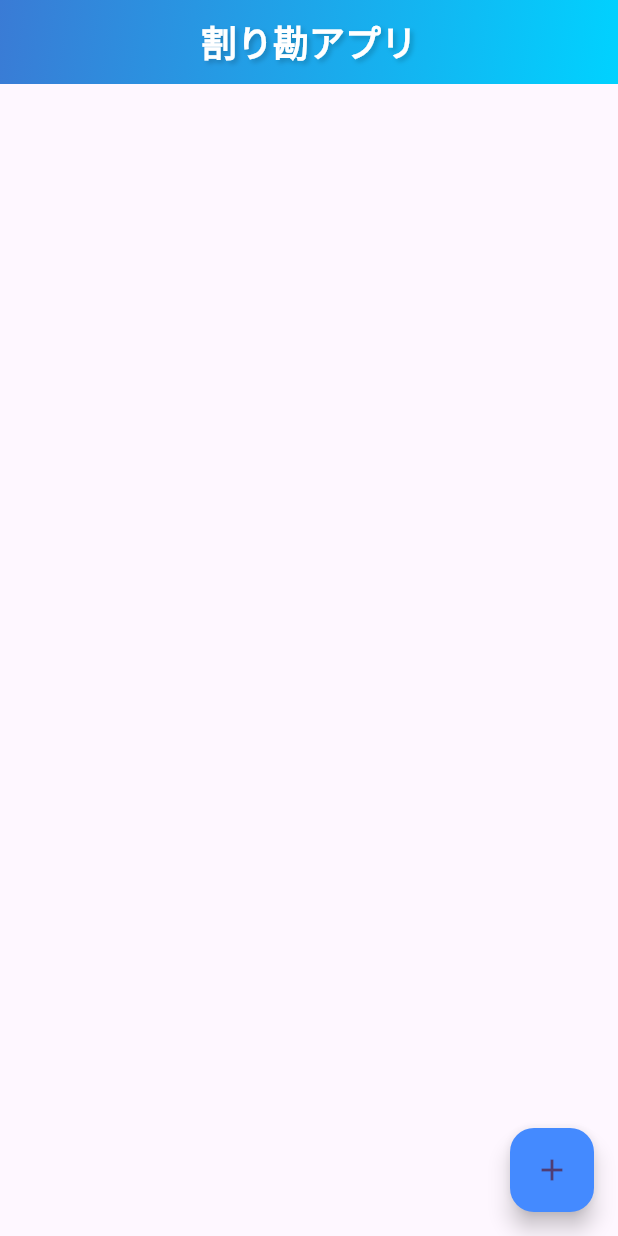
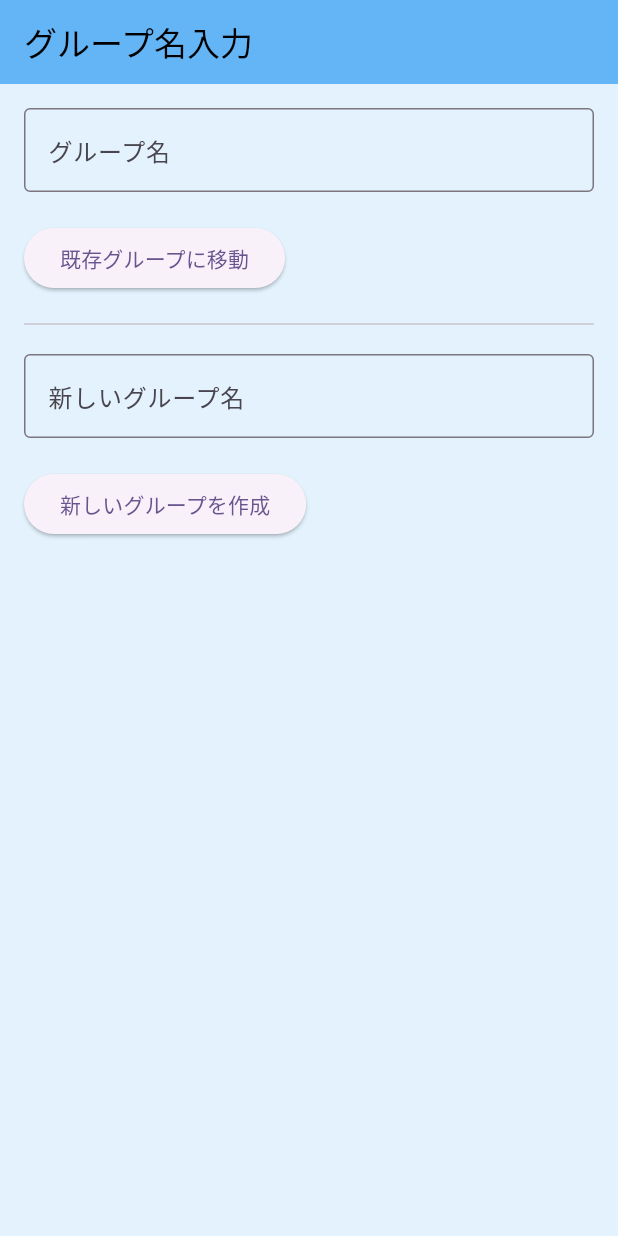
Before and after one commit to mrmmm0128/minwari, a Flutter app: the screen it shows after launch, on a phone screen of 412 x 824 dp. Run offline on Flutter 3.47's test engine with Material 3 defaults, Android fonts, the phone set to English and light mode, and no system bars; our stand-ins replace cloud_firestore, firebase_core; accounts and stored records are empty.

Commit message:
グループ分け

```diff
--- a/Study_Flutter_FireBase/lib/main.dart
+++ b/Study_Flutter_FireBase/lib/main.dart
@@ -1,6 +1,7 @@
 import 'package:firebase_core/firebase_core.dart';
 import 'package:flutter/material.dart';
 import 'package:study_flutter_firebase/firebase_options.dart';
+import 'package:study_flutter_firebase/pages/input_collection.dart';
 import 'package:study_flutter_firebase/pages/top_page.dart';
 
 void main() async{
@@ -16,12 +17,12 @@ class MyApp extends StatelessWidget {
   @override
   Widget build(BuildContext context) {
     return MaterialApp(
-      title: 'Flutter Demo',
+      title: "割り立てpay",
       theme: ThemeData(
         colorScheme: ColorScheme.fromSeed(seedColor: Colors.deepPurple),
         useMaterial3: true,
       ),
-      home: const MyHomePage(title: 'Flutter Demo Home Page'),
+      home: const CollectionInputPage(),
     );
   }
 }
--- /dev/null
+++ b/Study_Flutter_FireBase/lib/pages/input_collection.dart
@@ -0,0 +1,101 @@
+import 'package:flutter/material.dart';
+import 'package:cloud_firestore/cloud_firestore.dart';
+import 'package:study_flutter_firebase/pages/add_memo_page.dart';
+import 'package:study_flutter_firebase/pages/top_page.dart';
+
+
+class CollectionInputPage extends StatefulWidget {
+  const CollectionInputPage({super.key});
+
+  @override
+  _CollectionInputPageState createState() => _CollectionInputPageState();
+}
+
+class _CollectionInputPageState extends State<CollectionInputPage> {
+  final TextEditingController _controller = TextEditingController();
+  final TextEditingController _newGroupController = TextEditingController();
+
+  void _navigateToNextPage(String collectionName) {
+    if (collectionName.isNotEmpty) {
+      Navigator.push(
+        context,
+        MaterialPageRoute(
+          builder: (context) => MyHomePage(collectionName: collectionName),
+        ),
+      );
+    } else {
+      ScaffoldMessenger.of(context).showSnackBar(
+        const SnackBar(content: Text('グループ名を入力してください')),
+      );
+    }
+  }
+
+  void _createNewGroupAndNavigate(String groupName) async {
+    if (groupName.isNotEmpty) {
+
+      Navigator.push(
+        context,
+        MaterialPageRoute(
+          builder: (context) => AddMemoPage(collectionName: groupName),
+        ),
+      );
+
+      ScaffoldMessenger.of(context).showSnackBar(
+        const SnackBar(content: Text('新しいグループが作成されました')),
+      );
+    } else {
+      ScaffoldMessenger.of(context).showSnackBar(
+        const SnackBar(content: Text('新しいグループ名を入力してください')),
+      );
+    }
+  }
+
+  @override
+  Widget build(BuildContext context) {
+    return Scaffold(
+      appBar: AppBar(
+        title: const Text("グループ名入力"),
+        backgroundColor: Colors.blue.shade300,
+        foregroundColor: Colors.black,
+        elevation: 0,
+      ),
+      body: Padding(
+        padding: const EdgeInsets.all(16.0),
+        child: Column(
+          crossAxisAlignment: CrossAxisAlignment.start,
+          children: [
+            TextField(
+              controller: _controller,
+              decoration: const InputDecoration(
+                labelText: 'グループ名',
+                border: OutlineInputBorder(),
+              ),
+            ),
+            const SizedBox(height: 20),
+            ElevatedButton(
+              onPressed: () => _navigateToNextPage(_controller.text),
+              child: const Text('既存グループに移動'),
+            ),
+            const Divider(height: 40),
+            TextField(
+              controller: _newGroupController,
+              decoration: const InputDecoration(
+                labelText: '新しいグループ名',
+                border: OutlineInputBorder(),
+              ),
+            ),
+            const SizedBox(height: 20),
+            ElevatedButton(
+              onPressed: () => _createNewGroupAndNavigate(_newGroupController.text),
+              child: const Text('新しいグループを作成'),
+            ),
+          ],
+        ),
+      ),
+      backgroundColor: Colors.blue.shade50,
+    );
+  }
+}
+
+class NewAddMemoPage {
+}
--- a/Study_Flutter_FireBase/lib/pages/show_history_page.dart
+++ b/Study_Flutter_FireBase/lib/pages/show_history_page.dart
@@ -4,11 +4,13 @@ import 'package:cloud_firestore/cloud_firestore.dart';
 class PaymentHistoryPage extends StatefulWidget {
   final Map<String, List<Map<String, dynamic>>> amounts;
   final String travelId;
+  final String collectionName;
 
   const PaymentHistoryPage({
     Key? key,
     required this.amounts,
     required this.travelId,
+    required this.collectionName,
   }) : super(key: key);
 
   @override
@@ -30,7 +32,7 @@ class _PaymentHistoryPageState extends State<PaymentHistoryPage> {
     if (payment != null) {
       try {
         await FirebaseFirestore.instance
-            .collection('memo')
+            .collection(widget.collectionName)
             .doc(widget.travelId)
             .update({
           'amounts.$participant': FieldValue.arrayRemove([payment]),
--- a/Study_Flutter_FireBase/lib/pages/suggest_next_pay.dart
+++ b/Study_Flutter_FireBase/lib/pages/suggest_next_pay.dart
@@ -3,8 +3,9 @@ import 'package:cloud_firestore/cloud_firestore.dart';
 
 class PaymentSuggestionPage extends StatefulWidget {
   final String memoId;
+  final String collectionName;
 
-  PaymentSuggestionPage({required this.memoId});
+  PaymentSuggestionPage({required this.memoId, required this.collectionName});
 
   @override
   _PaymentSuggestionPageState createState() => _PaymentSuggestionPageState();
@@ -25,7 +26,7 @@ class _PaymentSuggestionPageState extends State<PaymentSuggestionPage> {
   Future<void> _fetchMemoData() async {
     try {
       DocumentSnapshot memoDoc = await FirebaseFirestore.instance
-          .collection('memo')
+          .collection(widget.collectionName)
           .doc(widget.memoId)
           .get();
 
```
Also changed, not shown: Study_Flutter_FireBase/lib/pages/add_memo_page.dart (+10 -3 lines), Study_Flutter_FireBase/lib/pages/memo_detail_page.dart (+6 -4 lines), Study_Flutter_FireBase/lib/pages/top_page.dart (+39 -18 lines), 19 other files.
